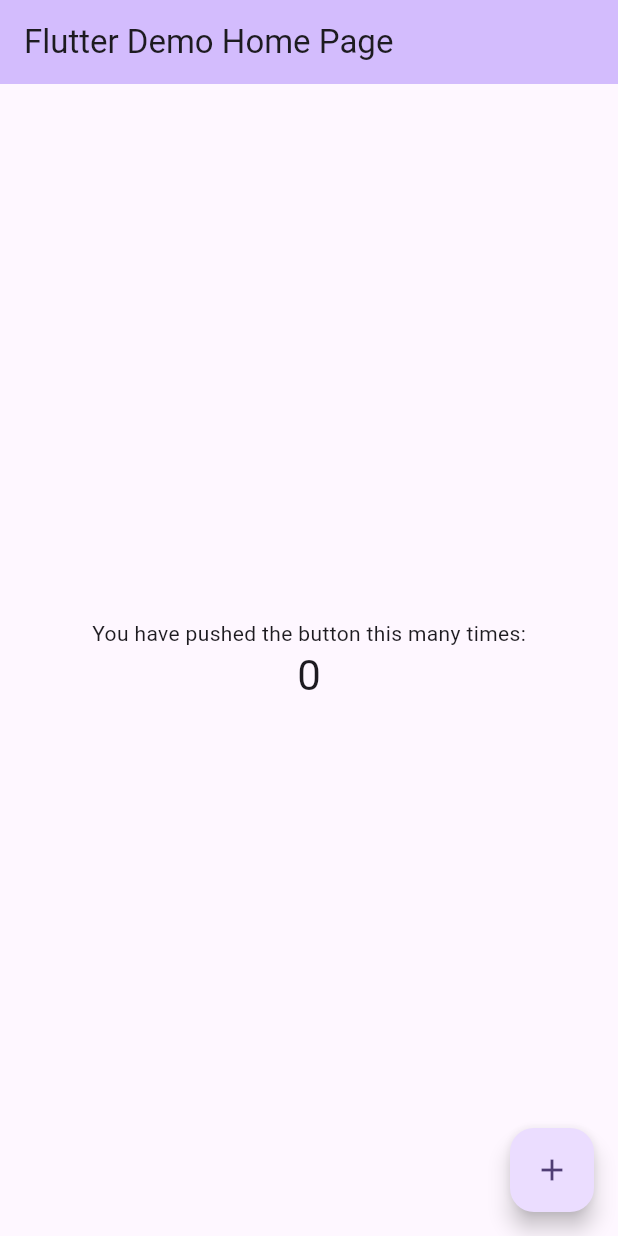
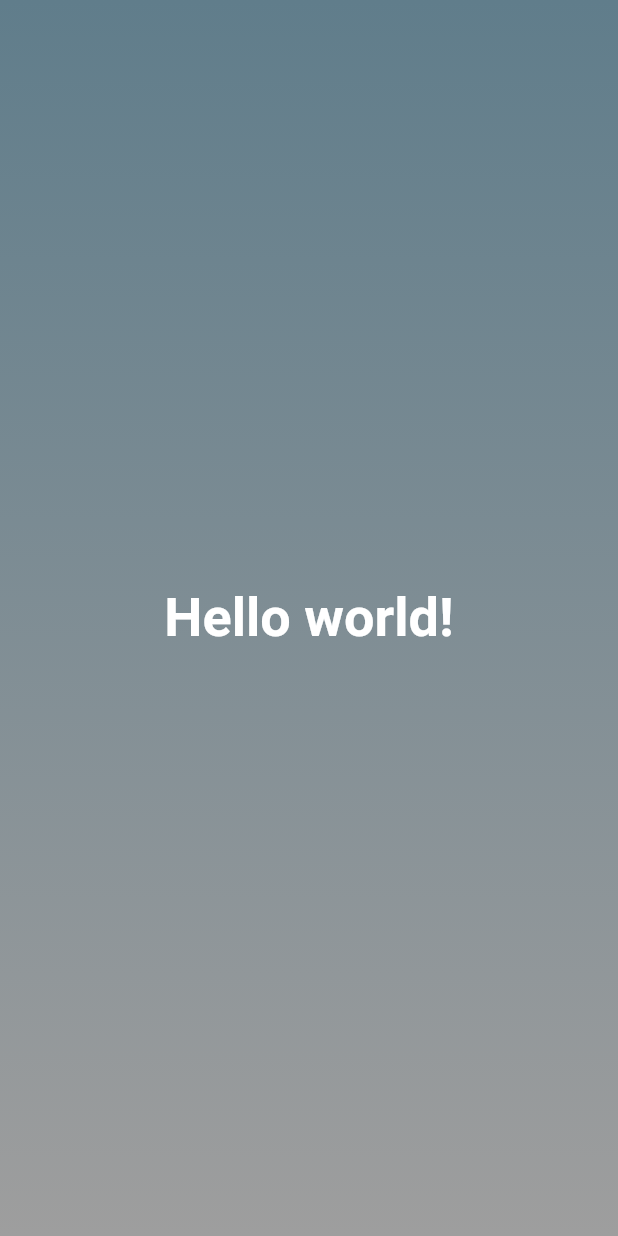
Before and after one commit to wasesasegara/flutter_dice_app, a Flutter app: the screen it shows after launch, on a phone screen of 412 x 824 dp. Run offline on Flutter 3.47's test engine with Material 2 defaults, Android fonts, the phone set to English and light mode, and no system bars.

Commit message:
wip session 43

```diff
--- /dev/null
+++ b/lib/gradient_container.dart
@@ -0,0 +1,27 @@
+import 'package:flutter/material.dart';
+import 'package:flutter_dice_app/styled_text.dart';
+
+const _startAlignment = Alignment.topCenter;
+const _endAlignment = Alignment.bottomCenter;
+const _startColor = Colors.blueGrey;
+const _endColor = Colors.grey;
+
+class GradientContainer extends StatelessWidget {
+  GradientContainer(this.text, {super.key});
+
+  String text;
+
+  @override
+  Widget build(BuildContext context) {
+    return Container(
+      decoration: const BoxDecoration(
+        gradient: LinearGradient(
+          begin: _startAlignment,
+          end: _endAlignment,
+          colors: [_startColor, _endColor],
+        ),
+      ),
+      child: StyledText(text),
+    );
+  }
+}
--- a/lib/main.dart
+++ b/lib/main.dart
@@ -1,125 +1,12 @@
 import 'package:flutter/material.dart';
+import 'package:flutter_dice_app/gradient_container.dart';
 
 void main() {
-  runApp(const MyApp());
+  runApp(
+    MaterialApp(
+      home: Scaffold(
+        body: GradientContainer('Hello world!'),
+      ),
+    ),
+  );
 }
-
-class MyApp extends StatelessWidget {
-  const MyApp({super.key});
-
-  // This widget is the root of your application.
-  @override
-  Widget build(BuildContext context) {
-    return MaterialApp(
-      title: 'Flutter Demo',
-      theme: ThemeData(
-        // This is the theme of your application.
-        //
-        // TRY THIS: Try running your application with "flutter run". You'll see
-        // the application has a blue toolbar. Then, without quitting the app,
-        // try changing the seedColor in the colorScheme below to Colors.green
-        // and then invoke "hot reload" (save your changes or press the "hot
-        // reload" button in a Flutter-supported IDE, or press "r" if you used
-        // the command line to start the app).
-        //
-        // Notice that the counter didn't reset back to zero; the application
-        // state is not lost during the reload. To reset the state, use hot
-        // restart instead.
-        //
-        // This works for code too, not just values: Most code changes can be
-        // tested with just a hot reload.
-        colorScheme: ColorScheme.fromSeed(seedColor: Colors.deepPurple),
-        useMaterial3: true,
-      ),
-      home: const MyHomePage(title: 'Flutter Demo Home Page'),
-    );
-  }
-}
-
-class MyHomePage extends StatefulWidget {
-  const MyHomePage({super.key, required this.title});
-
-  // This widget is the home page of your application. It is stateful, meaning
-  // that it has a State object (defined below) that contains fields that affect
-  // how it looks.
-
-  // This class is the configuration for the state. It holds the values (in this
-  // case the title) provided by the parent (in this case the App widget) and
-  // used by the build method of the State. Fields in a Widget subclass are
-  // always marked "final".
-
-  final String title;
-
-  @override
-  State<MyHomePage> createState() => _MyHomePageState();
-}
-
-class _MyHomePageState extends State<MyHomePage> {
-  int _counter = 0;
-
-  void _incrementCounter() {
-    setState(() {
-      // This call to setState tells the Flutter framework that something has
-      // changed in this State, which causes it to rerun the build method below
-      // so that the display can reflect the updated values. If we changed
-      // _counter without calling setState(), then the build method would not be
-      // called again, and so nothing would appear to happen.
-      _counter++;
-    });
-  }
-
-  @override
-  Widget build(BuildContext context) {
-    // This method is rerun every time setState is called, for instance as done
-    // by the _incrementCounter method above.
-    //
-    // The Flutter framework has been optimized to make rerunning build methods
-    // fast, so that you can just rebuild anything that needs updating rather
-    // than having to individually change instances of widgets.
-    return Scaffold(
-      appBar: AppBar(
-        // TRY THIS: Try changing the color here to a specific color (to
-        // Colors.amber, perhaps?) and trigger a hot reload to see the AppBar
-        // change color while the other colors stay the same.
-        backgroundColor: Theme.of(context).colorScheme.inversePrimary,
-        // Here we take the value from the MyHomePage object that was created by
-        // the App.build method, and use it to set our appbar title.
-        title: Text(widget.title),
-      ),
-      body: Center(
-        // Center is a layout widget. It takes a single child and positions it
-        // in the middle of the parent.
-        child: Column(
-          // Column is also a layout widget. It takes a list of children and
-          // arranges them vertically. By default, it sizes itself to fit its
-          // children horizontally, and tries to be as tall as its parent.
-          //
-          // Column has various properties to control how it sizes itself and
-          // how it positions its children. Here we use mainAxisAlignment to
-          // center the children vertically; the main axis here is the vertical
-          // axis because Columns are vertical (the cross axis would be
-          // horizontal).
-          //
-          // TRY THIS: Invoke "debug painting" (choose the "Toggle Debug Paint"
-          // action in the IDE, or press "p" in the console), to see the
-          // wireframe for each widget.
-          mainAxisAlignment: MainAxisAlignment.center,
-          children: <Widget>[
-            const Text(
-              'You have pushed the button this many times:',
-            ),
-            Text(
-              '$_counter',
-              style: Theme.of(context).textTheme.headlineMedium,
-            ),
-          ],
-        ),
-      ),
-      floatingActionButton: FloatingActionButton(
-        onPressed: _incrementCounter,
-        tooltip: 'Increment',
-        child: const Icon(Icons.add),
-      ), // This trailing comma makes auto-formatting nicer for build methods.
-    );
-  }
-}
--- /dev/null
+++ b/lib/styled_text.dart
@@ -0,0 +1,21 @@
+import 'package:flutter/material.dart';
+
+class StyledText extends StatelessWidget {
+  StyledText(this.text, {super.key});
+
+  String text;
+
+  @override
+  Widget build(BuildContext context) {
+    return Center(
+      child: Text(
+        text,
+        style: const TextStyle(
+          color: Colors.white,
+          fontWeight: FontWeight.bold,
+          fontSize: 36,
+        ),
+      ),
+    );
+  }
+}
```
